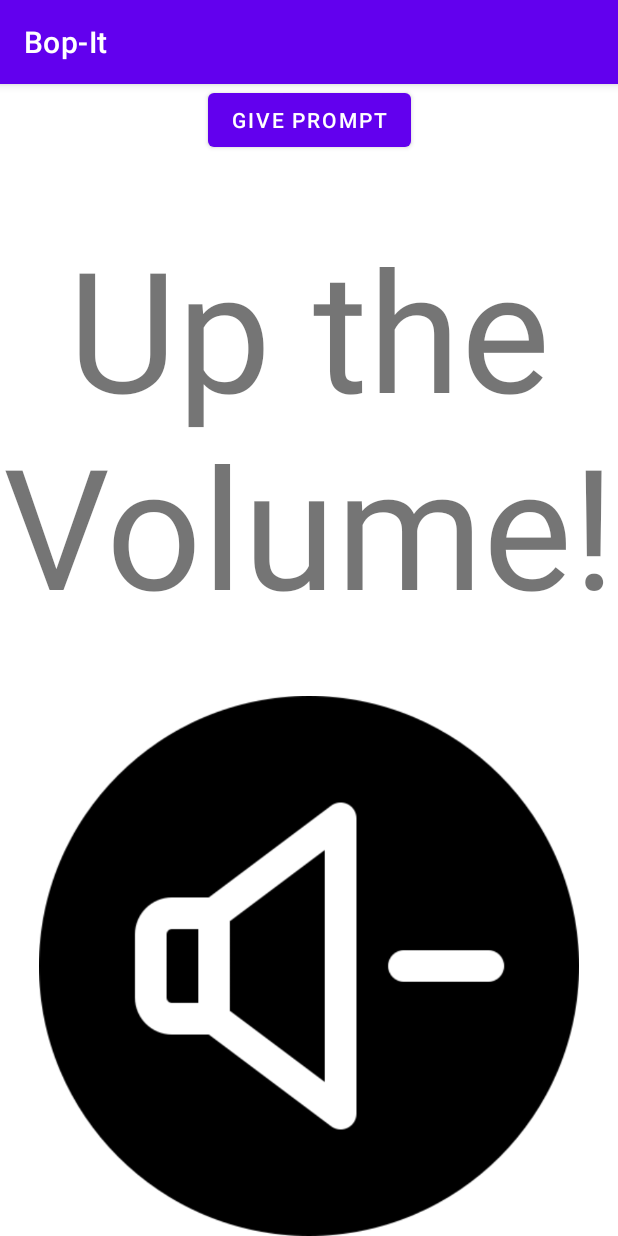
After one commit to Benjamin-Dippold/Bop-It, an Android app: the fragment VolumeDownPrompt placed in its activity, on a phone screen of 412 x 824 dp. The commit adds this screen. Run offline under Robolectric (Android 15) with nearby library versions, the phone set to English and light mode, and no system bars.

Commit message:
Implemented two prompts, volume Up and Down. Both working as I committed.

```diff
--- a/app/src/main/java/at/iver/bop_it/MainActivity.java
+++ b/app/src/main/java/at/iver/bop_it/MainActivity.java
@@ -35,7 +35,9 @@ public class MainActivity extends AppCompatActivity {
                     ShakePrompt.class,
                     TurnPrompt.class,
                     PinchPrompt.class,
-                    ZoomPrompt.class
+                    ZoomPrompt.class,
+                        VolumeUpPrompt.class,
+                        VolumeDownPrompt.class
                 };
         int randomIndex = new Random().nextInt(possiblePrompts.length);
         swapFragmentTo(possiblePrompts[randomIndex]);
--- /dev/null
+++ b/app/src/main/java/at/iver/bop_it/prompts/VolumeDownPrompt.java
@@ -0,0 +1,39 @@
+
+package at.iver.bop_it.prompts;
+
+        import android.media.AudioManager;
+        import android.os.Bundle;
+        import android.view.KeyEvent;
+        import android.view.View;
+
+        import at.iver.bop_it.R;
+
+public class VolumeDownPrompt extends AbstractPrompt {
+
+    public VolumeDownPrompt() {
+        super(R.layout.volumedown_prompt);
+    }
+
+    @Override
+    public void onViewCreated(View view, Bundle savedInstanceState) {
+        super.onViewCreated(view, savedInstanceState);
+
+
+        view.setFocusableInTouchMode(true);
+        view.requestFocus();
+        view.setOnKeyListener(new View.OnKeyListener() {
+            @Override
+            public boolean onKey(View v, int keyCode, KeyEvent event) {
+                if (keyCode == KeyEvent.KEYCODE_VOLUME_DOWN && event.getAction() == KeyEvent.ACTION_DOWN) {
+                    onVolumeDown();
+                    return true;
+                }
+                return false;
+            }
+        });
+    }
+
+    private void onVolumeDown() {
+        callBackVictorious();
+    }
+}
--- /dev/null
+++ b/app/src/main/res/layout/volumedown_prompt.xml
@@ -0,0 +1,30 @@
+<?xml version="1.0" encoding="utf-8"?>
+<androidx.constraintlayout.widget.ConstraintLayout xmlns:android="http://schemas.android.com/apk/res/android"
+    xmlns:app="http://schemas.android.com/apk/res-auto"
+    xmlns:tools="http://schemas.android.com/tools"
+    android:layout_width="match_parent"
+    android:layout_height="match_parent">
+
+    <TextView
+        android:id="@+id/textView"
+        android:layout_width="0dp"
+        android:layout_height="0dp"
+        android:autoSizeTextType="uniform"
+        android:gravity="center"
+        android:text="Up the Volume!"
+        app:layout_constraintBottom_toTopOf="@+id/imageView"
+        app:layout_constraintEnd_toEndOf="parent"
+        app:layout_constraintStart_toStartOf="parent"
+        app:layout_constraintTop_toTopOf="parent" />
+
+    <ImageView
+        android:id="@+id/imageView"
+        android:layout_width="0dp"
+        android:layout_height="0dp"
+        app:layout_constraintBottom_toBottomOf="parent"
+        app:layout_constraintEnd_toEndOf="parent"
+        app:layout_constraintHorizontal_bias="0.0"
+        app:layout_constraintStart_toStartOf="parent"
+        app:layout_constraintTop_toBottomOf="@+id/textView"
+        app:srcCompat="@drawable/volumedown" />
+</androidx.constraintlayout.widget.ConstraintLayout>
```
Also changed, not shown: app/src/main/java/at/iver/bop_it/prompts/VolumeUpPrompt.java (added, +38 -0 lines), app/src/main/res/layout/volumeup_prompt.xml (added, +30 -0 lines), app/src/main/res/drawable/volumedown.png (added), app/src/main/res/drawable/volumeup.png (added).
